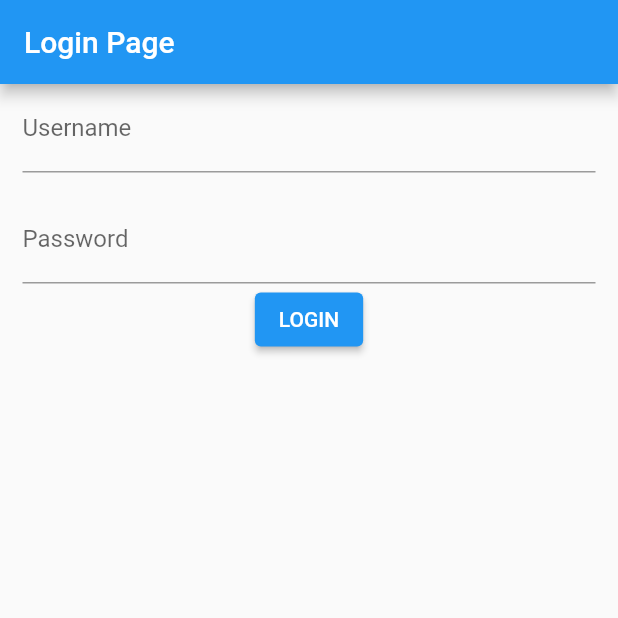
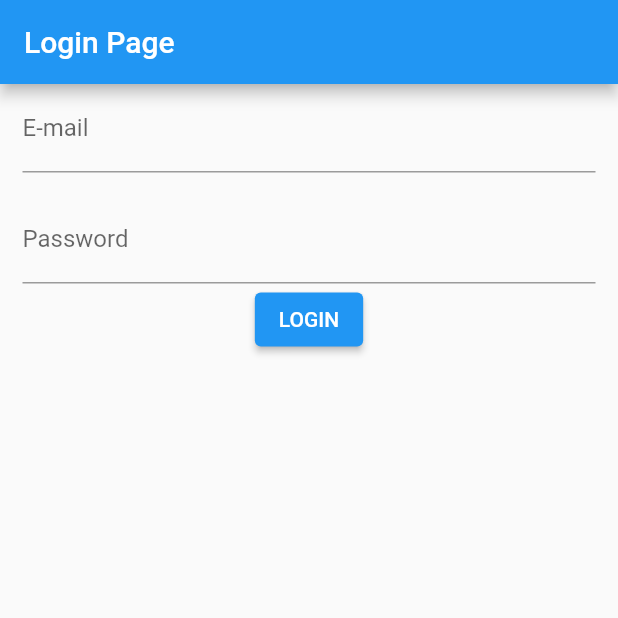
Before and after one commit to Bxnzz/miniworldapp, a Flutter app: the screen it shows after launch, after a tap on "LOGIN", on a phone screen of 412 x 824 dp, the top half of it. Run offline on Flutter 3.47's test engine with Material 2 defaults, Android fonts, the phone set to English and light mode, and no system bars; our stand-ins replace dio, get, retrofit; generated files the repository leaves out were written again; network calls fail.

Commit message:
loginFinith2

```diff
--- a/lib/page/loginpage.dart
+++ b/lib/page/loginpage.dart
@@ -4,6 +4,7 @@ import 'dart:developer';
 
 import 'package:dio/dio.dart';
 import 'package:flutter/material.dart';
+import 'package:get/get.dart';
 import 'package:miniworldapp/model/DTO/loginDTO.dart';
 import 'package:miniworldapp/model/login.dart';
 import 'package:provider/provider.dart';
@@ -26,6 +27,8 @@ class _LoginPageState extends State<LoginPage> {
   List<LoginDto> loginDTOs = [];
   late Future<void> loadDataMethod;
   late LoginService loginService;
+  TextEditingController email = TextEditingController();
+  TextEditingController password = TextEditingController();
 
   // 2. สร้าง initState เพื่อสร้าง object ของ service
   // และ async method ที่จะใช้กับ FutureBuilder
@@ -55,12 +58,13 @@ class _LoginPageState extends State<LoginPage> {
                 //padding: const EdgeInsets.only(left:15.0,right:15.0,top:0,bottom: 0),
                 padding: EdgeInsets.symmetric(horizontal: 15),
                 child: TextFormField(
+                  controller: email,
                   maxLines: 1,
                   decoration: InputDecoration(
-                      labelText: 'Username', hintText: 'Enter your username'),
+                      labelText: 'E-mail', hintText: 'Enter your Email'),
                   validator: (value) {
                     if (value == null || value.isEmpty) {
-                      return 'Please enter your username';
+                      return 'Please enter your Email';
                     }
                     return null;
                   },
@@ -71,6 +75,7 @@ class _LoginPageState extends State<LoginPage> {
                     left: 15.0, right: 15.0, top: 15, bottom: 0),
                 //padding: EdgeInsets.symmetric(horizontal: 15),
                 child: TextFormField(
+                  controller: password,
                   obscureText: true,
                   maxLines: 1,
                   decoration: InputDecoration(
@@ -88,7 +93,7 @@ class _LoginPageState extends State<LoginPage> {
                   ElevatedButton(
                       onPressed: () async {
                         LoginDto dto = LoginDto(
-                            email: "jame123@gmail.com", password: "jame12345");
+                            email: email.text, password: password.text);
                         log(jsonEncode(dto));
 
                         var login = await loginService.loginser(dto);
```
